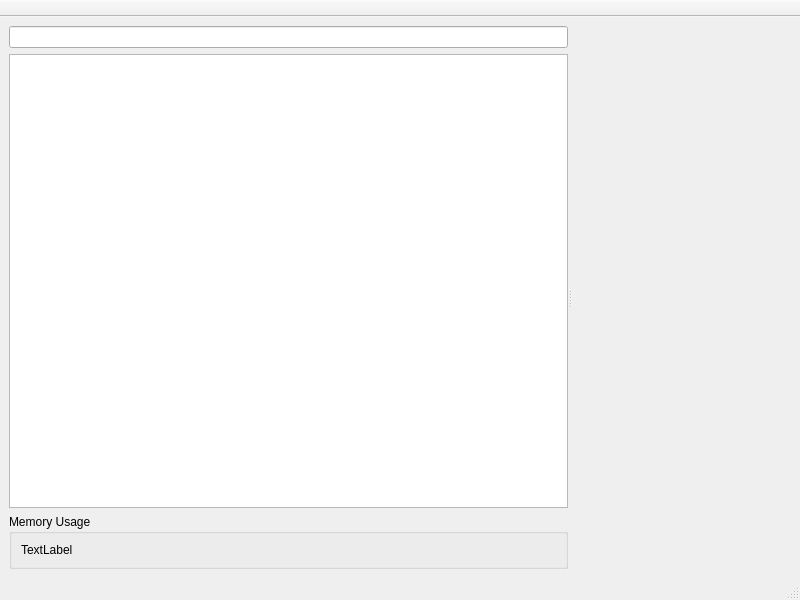
FreeHealth/freehealth, file plugins/usermanagerplugin/widgets/usermanager.ui: the form before one commit.
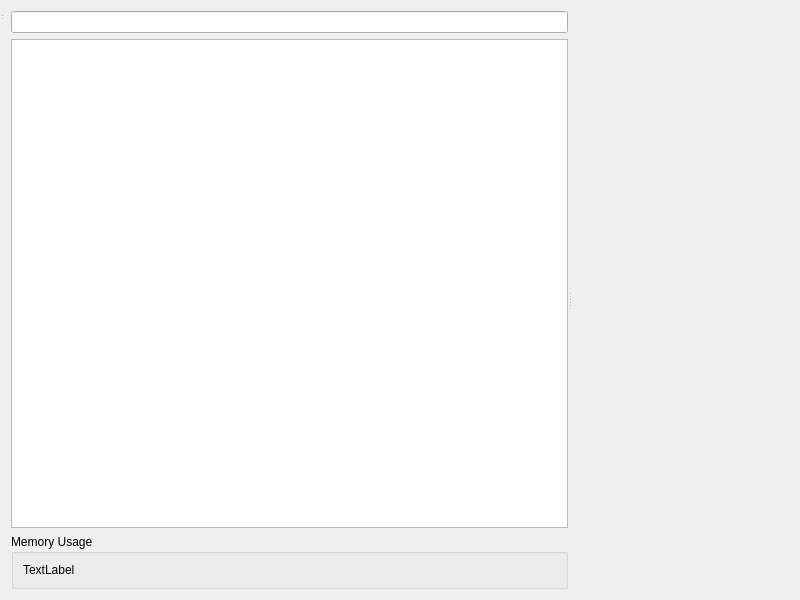
The form after the commit. Custom widgets are drawn as their Qt base class.

Commit message:
New FirstRun dialog (draft): - Single user - Network install   * as client   * as server (with server auto-config)
Lots of bug corrections in UserManagerPlugin

Still problems with usermanager main window and dialog

The edit to the form file:
```diff
--- a/plugins/usermanagerplugin/widgets/usermanager.ui
+++ b/plugins/usermanagerplugin/widgets/usermanager.ui
@@ -1,7 +1,7 @@
 <?xml version="1.0" encoding="UTF-8"?>
 <ui version="4.0">
  <class>UserPlugin::Internal::UserManager</class>
- <widget class="QMainWindow" name="UserPlugin::Internal::UserManager">
+ <widget class="QWidget" name="UserPlugin::Internal::UserManager">
   <property name="geometry">
    <rect>
     <x>0</x>
@@ -13,7 +13,8 @@
   <property name="windowTitle">
    <string>MainWindow</string>
   </property>
-  <widget class="QWidget" name="centralwidget">
+  <layout class="QGridLayout" name="mainLayout">
+   <item row="1" column="0">
    <layout class="QGridLayout" name="gridLayout_2">
     <item row="0" column="0">
      <widget class="QSplitter" name="splitter">
@@ -50,9 +51,30 @@
      </widget>
     </item>
    </layout>
+   </item>
+   <item row="0" column="0">
+    <layout class="QHBoxLayout" name="toolbarLayout"/>
+   </item>
+  </layout>
+  <widget class="QStatusBar" name="statusbar">
+   <property name="geometry">
+    <rect>
+     <x>0</x>
+     <y>0</y>
+     <width>3</width>
+     <height>21</height>
+    </rect>
+   </property>
   </widget>
-  <widget class="QStatusBar" name="statusbar"/>
   <widget class="QToolBar" name="toolBar">
+   <property name="geometry">
+    <rect>
+     <x>0</x>
+     <y>0</y>
+     <width>2</width>
+     <height>13</height>
+    </rect>
+   </property>
    <property name="windowTitle">
     <string>User Manager Tool Bar</string>
    </property>
@@ -65,12 +87,6 @@
    <property name="toolButtonStyle">
     <enum>Qt::ToolButtonTextUnderIcon</enum>
    </property>
-   <attribute name="toolBarArea">
-    <enum>TopToolBarArea</enum>
-   </attribute>
-   <attribute name="toolBarBreak">
-    <bool>false</bool>
-   </attribute>
   </widget>
   <action name="createNewUserAct">
    <property name="text">
```
Lines whose indentation alone changed are shown as unchanged. The commit also changes 36 other files.
